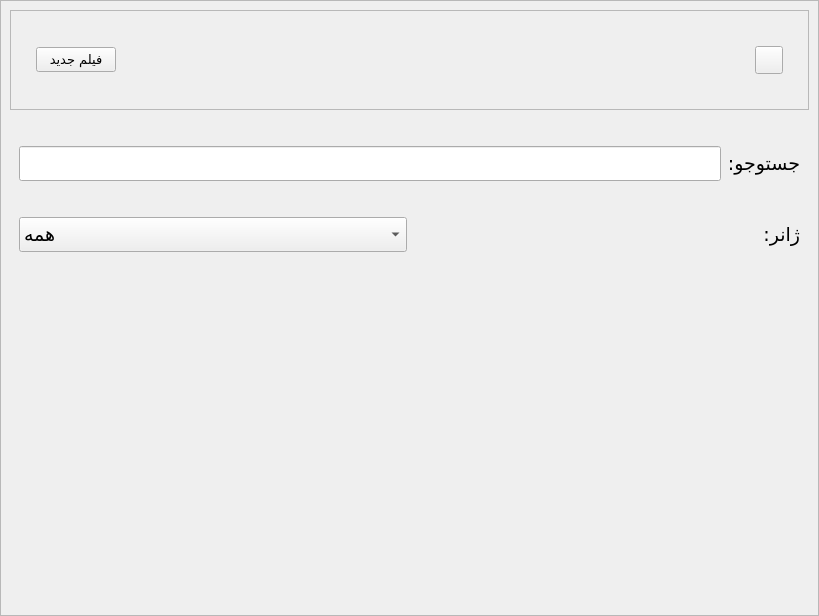
Qt form home.ui (seyedmahdii/cinema_project) before a commit.
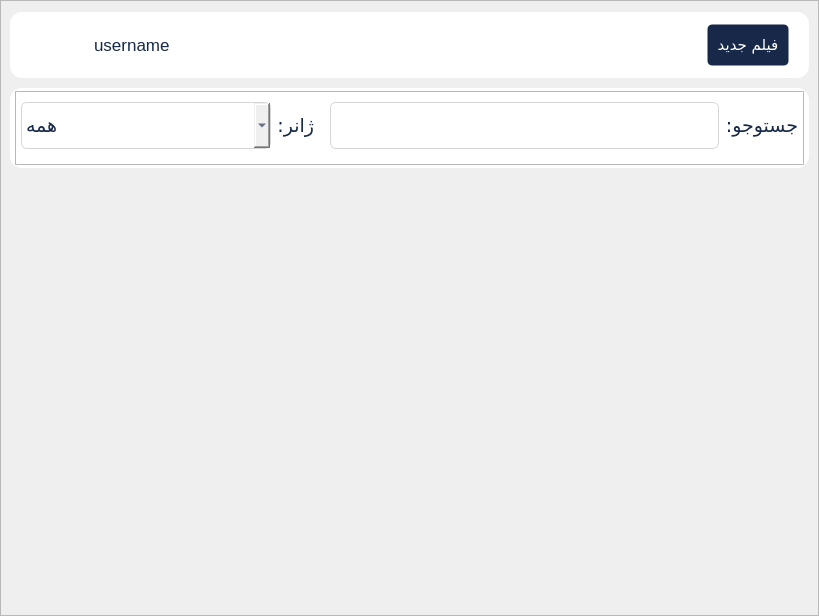
The same form after that commit. Icons and pictures are not drawn.

```diff
--- a/home.ui
+++ b/home.ui
@@ -19,8 +19,48 @@
   <property name="windowTitle">
    <string>MainWindow</string>
   </property>
+  <property name="windowIcon">
+   <iconset resource="Resources.qrc">
+    <normaloff>:/images/logo.svg</normaloff>:/images/logo.svg</iconset>
+  </property>
   <property name="styleSheet">
-   <string notr="true"/>
+   <string notr="true">#searchBox, #top{	
+	background-color: white;
+	border-radius: 12px;
+	margin: 2px 0;
+}
+#type_label, #genre_label, #loged_user_label{
+	color: #182848;
+}
+#type_input, #genre_input{
+	height: 45px;
+	border: 1px solid #d6d6d6;	
+	outline: none;
+	background-color: ;
+	color: #182848;
+	border-radius: 6px;
+}
+#add_btn, #newMovieBtn{
+	background-color: #182848;
+	height: 40px;
+	width: 80px;
+	border-radius: 5px;
+	border: 1px solid transparent;	
+	color: white;
+	font: 10.5pt &quot;B Yekan&quot;;
+}
+#add_btn:hover, #newMovieBtn:hover{
+	background-color: white;	
+	border-color: #182848;	
+	color: #182848;
+}
+#loged_user_label{
+	font: 13pt;
+}
+#logoutBtn{
+	background-color: transparent;
+	border: none;
+}</string>
   </property>
   <widget class="QWidget" name="main">
    <property name="sizePolicy">
@@ -71,7 +111,7 @@
           <property name="minimumSize">
            <size>
             <width>750</width>
-            <height>100</height>
+            <height>70</height>
            </size>
           </property>
           <property name="maximumSize">
@@ -121,16 +161,16 @@
              </property>
              <layout class="QHBoxLayout" name="horizontalLayout">
               <property name="leftMargin">
-               <number>10</number>
+               <number>5</number>
               </property>
               <property name="topMargin">
-               <number>10</number>
+               <number>5</number>
               </property>
               <property name="rightMargin">
-               <number>10</number>
+               <number>5</number>
               </property>
               <property name="bottomMargin">
-               <number>10</number>
+               <number>5</number>
               </property>
               <item>
                <layout class="QHBoxLayout" name="header_wrapper">
@@ -138,16 +178,16 @@
                  <number>5</number>
                 </property>
                 <property name="topMargin">
-                 <number>10</number>
+                 <number>5</number>
                 </property>
                 <property name="rightMargin">
                  <number>5</number>
                 </property>
                 <property name="bottomMargin">
-                 <number>10</number>
+                 <number>5</number>
                 </property>
                 <item>
-                 <layout class="QHBoxLayout" name="addMovie_wrapper">
+                 <layout class="QHBoxLayout" name="logout_wrapper">
                   <property name="leftMargin">
                    <number>10</number>
                   </property>
@@ -155,24 +195,31 @@
                    <number>10</number>
                   </property>
                   <item>
-                   <widget class="QPushButton" name="add_btn">
-                    <property name="enabled">
-                     <bool>true</bool>
-                    </property>
-                    <property name="font">
-                     <font>
-                      <family>B Yekan</family>
-                      <pointsize>10</pointsize>
-                     </font>
+                   <widget class="QPushButton" name="logoutBtn">
+                    <property name="maximumSize">
+                     <size>
+                      <width>32</width>
+                      <height>32</height>
+                     </size>
                     </property>
                     <property name="cursor">
                      <cursorShape>PointingHandCursor</cursorShape>
                     </property>
-                    <property name="autoFillBackground">
-                     <bool>false</bool>
+                    <property name="toolTip">
+                     <string>&lt;html&gt;&lt;head/&gt;&lt;body&gt;&lt;p&gt;Log out&lt;/p&gt;&lt;/body&gt;&lt;/html&gt;</string>
                     </property>
                     <property name="text">
-                     <string>فیلم جدید</string>
+                     <string/>
+                    </property>
+                    <property name="icon">
+                     <iconset resource="Resources.qrc">
+                      <normaloff>:/images/logout-black.png</normaloff>:/images/logout-black.png</iconset>
+                    </property>
+                    <property name="iconSize">
+                     <size>
+                      <width>27</width>
+                      <height>27</height>
+                     </size>
                     </property>
                    </widget>
                   </item>
@@ -196,15 +243,15 @@
                    <widget class="QLabel" name="loged_user_icon">
                     <property name="maximumSize">
                      <size>
-                      <width>30</width>
-                      <height>30</height>
+                      <width>25</width>
+                      <height>25</height>
                      </size>
                     </property>
                     <property name="text">
                      <string/>
                     </property>
                     <property name="pixmap">
-                     <pixmap resource="Resources.qrc">:/images/user2.png</pixmap>
+                     <pixmap resource="Resources.qrc">:/images/user-black.png</pixmap>
                     </property>
                     <property name="scaledContents">
                      <bool>true</bool>
@@ -215,13 +262,14 @@
                    <widget class="QLabel" name="loged_user_label">
                     <property name="font">
                      <font>
-                      <pointsize>11</pointsize>
-                      <weight>75</weight>
-                      <bold>true</bold>
+                      <pointsize>13</pointsize>
+                      <weight>50</weight>
+                      <italic>false</italic>
+                      <bold>false</bold>
                      </font>
                     </property>
                     <property name="text">
-                     <string/>
+                     <string>username</string>
                     </property>
                    </widget>
                   </item>
@@ -241,7 +289,7 @@
                  </spacer>
                 </item>
                 <item>
-                 <layout class="QHBoxLayout" name="search_wrapper">
+                 <layout class="QHBoxLayout" name="addMovie_wrapper">
                   <property name="leftMargin">
                    <number>10</number>
                   </property>
@@ -249,22 +297,33 @@
                    <number>10</number>
                   </property>
                   <item>
-                   <widget class="QPushButton" name="searchBtn">
-                    <property name="maximumSize">
-                     <size>
-                      <width>28</width>
-                      <height>28</height>
-                     </size>
+                   <widget class="QPushButton" name="add_btn">
+                    <property name="enabled">
+                     <bool>true</bool>
+                    </property>
+                    <property name="font">
+                     <font>
+                      <family>B Yekan</family>
+                      <pointsize>11</pointsize>
+                      <weight>50</weight>
+                      <italic>false</italic>
+                      <bold>false</bold>
+                     </font>
                     </property>
                     <property name="cursor">
                      <cursorShape>PointingHandCursor</cursorShape>
                     </property>
+                    <property name="toolTip">
+                     <string>&lt;html&gt;&lt;head/&gt;&lt;body&gt;&lt;p&gt;New Movie&lt;/p&gt;&lt;/body&gt;&lt;/html&gt;</string>
+                    </property>
+                    <property name="autoFillBackground">
+                     <bool>false</bool>
+                    </property>
+                    <property name="styleSheet">
+                     <string notr="true"/>
+                    </property>
                     <property name="text">
-                     <string/>
-                    </property>
-                    <property name="icon">
-                     <iconset resource="Resources.qrc">
-                      <normaloff>:/images/search-icon.png</normaloff>:/images/search-icon.png</iconset>
+                     <string>فیلم جدید</string>
                     </property>
                    </widget>
                   </item>
@@ -282,72 +341,60 @@
          <widget class="QWidget" name="searchBox" native="true">
           <layout class="QVBoxLayout" name="_2">
            <property name="leftMargin">
-            <number>9</number>
+            <number>5</number>
            </property>
            <property name="topMargin">
-            <number>20</number>
+            <number>5</number>
            </property>
            <property name="rightMargin">
-            <number>9</number>
+            <number>5</number>
            </property>
            <property name="bottomMargin">
-            <number>20</number>
+            <number>5</number>
            </property>
            <item>
-            <layout class="QHBoxLayout" name="type_wrapper">
-             <property name="topMargin">
-              <number>10</number>
+            <widget class="QFrame" name="search_row">
+             <property name="frameShape">
+              <enum>QFrame::StyledPanel</enum>
              </property>
-             <property name="bottomMargin">
-              <number>10</number>
+             <property name="frameShadow">
+              <enum>QFrame::Raised</enum>
              </property>
-             <item>
-              <widget class="QLineEdit" name="type_input">
-               <property name="maximumSize">
-                <size>
-                 <width>16777215</width>
-                 <height>50</height>
-                </size>
-               </property>
-               <property name="font">
-                <font>
-                 <family>B Yekan</family>
-                 <pointsize>14</pointsize>
-                </font>
-               </property>
-              </widget>
-             </item>
-             <item>
-              <widget class="QLabel" name="type_label">
-               <property name="font">
-                <font>
-                 <family>B Yekan</family>
-                 <pointsize>14</pointsize>
-                </font>
-               </property>
-               <property name="text">
-                <string>جستوجو:</string>
-               </property>
-              </widget>
-             </item>
-            </layout>
-           </item>
+             <layout class="QHBoxLayout" name="horizontalLayout_3">
+              <property name="leftMargin">
+               <number>0</number>
+              </property>
+              <property name="topMargin">
+               <number>5</number>
+              </property>
+              <property name="rightMargin">
+               <number>0</number>
+              </property>
+              <property name="bottomMargin">
+               <number>5</number>
+              </property>
            <item>
             <layout class="QHBoxLayout" name="horizontalLayout_2">
              <property name="leftMargin">
-              <number>0</number>
+                 <number>5</number>
              </property>
              <property name="topMargin">
-              <number>20</number>
+                 <number>5</number>
              </property>
              <property name="rightMargin">
-              <number>0</number>
+                 <number>5</number>
              </property>
              <property name="bottomMargin">
-              <number>20</number>
+                 <number>10</number>
              </property>
              <item>
-              <widget class="QComboBox" name="comboBox">
+                 <widget class="QComboBox" name="genre_input">
+                  <property name="minimumSize">
+                   <size>
+                    <width>250</width>
+                    <height>0</height>
+                   </size>
+                  </property>
                <property name="font">
                 <font>
                  <family>B Yekan</family>
@@ -402,7 +449,7 @@
               </widget>
              </item>
              <item>
-              <widget class="QLabel" name="label">
+                 <widget class="QLabel" name="genre_label">
                <property name="font">
                 <font>
                  <family>B Yekan</family>
@@ -415,6 +462,54 @@
               </widget>
              </item>
             </layout>
+              </item>
+              <item>
+               <layout class="QHBoxLayout" name="type_wrapper">
+                <property name="leftMargin">
+                 <number>5</number>
+                </property>
+                <property name="topMargin">
+                 <number>5</number>
+                </property>
+                <property name="rightMargin">
+                 <number>5</number>
+                </property>
+                <property name="bottomMargin">
+                 <number>10</number>
+                </property>
+                <item>
+                 <widget class="QLineEdit" name="type_input">
+                  <property name="maximumSize">
+                   <size>
+                    <width>16777215</width>
+                    <height>50</height>
+                   </size>
+                  </property>
+                  <property name="font">
+                   <font>
+                    <family>B Yekan</family>
+                    <pointsize>14</pointsize>
+                   </font>
+                  </property>
+                 </widget>
+                </item>
+                <item>
+                 <widget class="QLabel" name="type_label">
+                  <property name="font">
+                   <font>
+                    <family>B Yekan</family>
+                    <pointsize>14</pointsize>
+                   </font>
+                  </property>
+                  <property name="text">
+                   <string>جستوجو:</string>
+                  </property>
+                 </widget>
+                </item>
+               </layout>
+              </item>
+             </layout>
+            </widget>
            </item>
           </layout>
          </widget>
```
Lines whose indentation alone changed are shown as unchanged.
